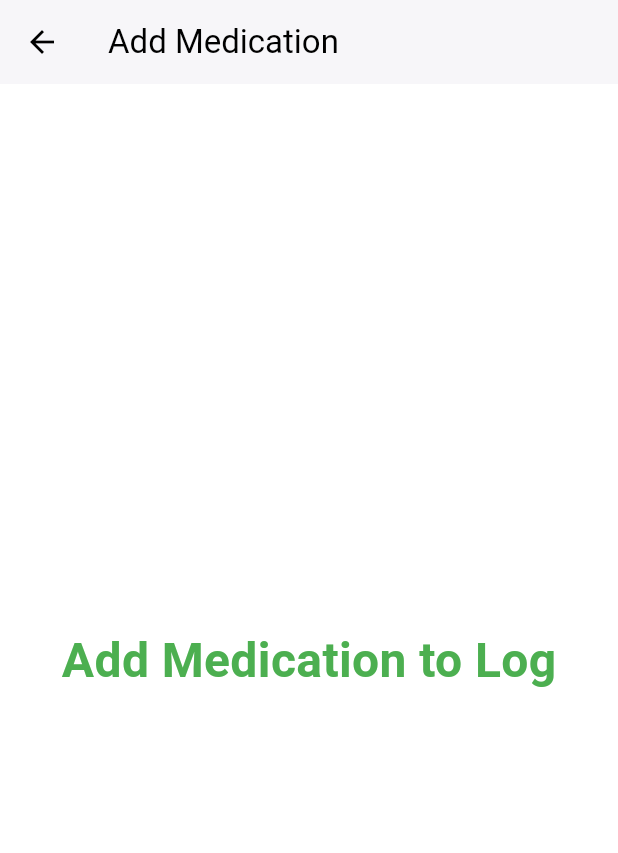
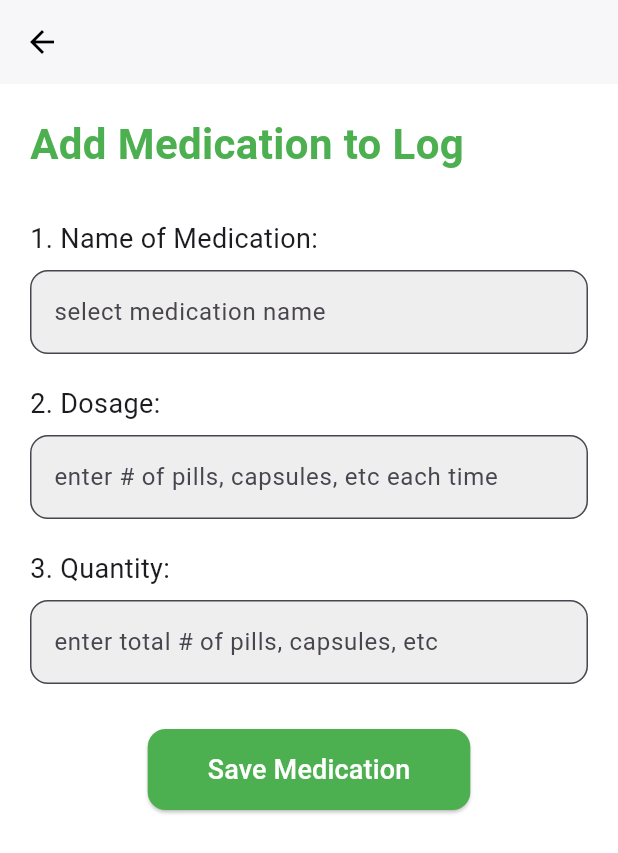
Before and after one commit to maureensanchez99/hci_final_prototye, a Flutter app: the AddMedicationPage screen opened directly, on a phone screen of 412 x 824 dp. Shown: the top 853 px of the screen. Run offline on Flutter 3.47's test engine with Material 3 defaults, Android fonts, the phone set to English and light mode, and no system bars; our stand-ins replace shared_preferences; accounts and stored records are empty; Roboto replaces fonts that are missing (Merienda).

Commit message:
users are able to add their medication to the log

```diff
--- a/lib/pages/addMeds.dart
+++ b/lib/pages/addMeds.dart
@@ -1,7 +1,56 @@
+import 'dart:convert';
 import 'package:flutter/material.dart';
+import 'package:shared_preferences/shared_preferences.dart';
 
-class AddMedicationPage extends StatelessWidget {
+class AddMedicationPage extends StatefulWidget {
   const AddMedicationPage({super.key});
+
+  @override
+  State<AddMedicationPage> createState() => _AddMedicationPageState();
+}
+
+class _AddMedicationPageState extends State<AddMedicationPage> {
+  final TextEditingController _nameController = TextEditingController();
+  final TextEditingController _dosageController = TextEditingController();
+  final TextEditingController _quantityController = TextEditingController();
+
+  Future<void> _saveMedication() async {
+    if (_nameController.text.isEmpty ||
+        _dosageController.text.isEmpty ||
+        _quantityController.text.isEmpty) {
+      ScaffoldMessenger.of(context).showSnackBar(
+        const SnackBar(content: Text("Please fill all fields")),
+      );
+      return;
+    }
+
+    final prefs = await SharedPreferences.getInstance();
+    final String? medsString = prefs.getString('medications');
+
+    List<Map<String, String>> medications = [];
+    if (medsString != null) {
+      final List decoded = jsonDecode(medsString);
+      medications = decoded.cast<Map<String, String>>();
+    }
+
+    // Add new medication
+    medications.add({
+      'name': _nameController.text,
+      'dosage': _dosageController.text,
+      'quantity': _quantityController.text,
+    });
+
+    await prefs.setString('medications', jsonEncode(medications));
+
+    ScaffoldMessenger.of(context).showSnackBar(
+      const SnackBar(content: Text("Medication saved")),
+    );
+
+    // Clear fields
+    _nameController.clear();
+    _dosageController.clear();
+    _quantityController.clear();
+  }
 
   @override
   Widget build(BuildContext context) {
@@ -9,29 +58,102 @@ class AddMedicationPage extends StatelessWidget {
       backgroundColor: Colors.white,
 
       appBar: AppBar(
-        title: const Text(
-          "Add Medication",
-          style: TextStyle(
-            fontFamily: 'Merienda',
-            fontSize: 22,
-            color: Colors.black,
-          ),
-        ),
         backgroundColor: Colors.white,
         elevation: 1,
-        iconTheme: const IconThemeData(
-          color: Colors.black,
-        ),
+        iconTheme: const IconThemeData(color: Colors.black),
       ),
 
-      body: const Center(
-        child: Text(
-          "Add Medication to Log",
-          style: TextStyle(
-            fontFamily: 'Merienda',
-            fontSize: 32,
-            fontWeight: FontWeight.bold,
-            color: Colors.green,
+      body: Padding(
+        padding: const EdgeInsets.all(20),
+        child: SingleChildScrollView(
+          child: Column(
+            crossAxisAlignment: CrossAxisAlignment.start,
+            children: [
+              const Text(
+                "Add Medication to Log",
+                style: TextStyle(
+                  fontFamily: 'Merienda',
+                  fontSize: 28,
+                  fontWeight: FontWeight.bold,
+                  color: Colors.green,
+                ),
+              ),
+
+              const SizedBox(height: 30),
+
+              const Text("1. Name of Medication:",
+                  style: TextStyle(fontSize: 18, fontFamily: 'Merienda')),
+              const SizedBox(height: 8),
+              TextField(
+                controller: _nameController,
+                decoration: InputDecoration(
+                  hintText: "select medication name",
+                  filled: true,
+                  fillColor: Colors.grey[200],
+                  border: OutlineInputBorder(
+                    borderRadius: BorderRadius.circular(12),
+                  ),
+                ),
+              ),
+
+              const SizedBox(height: 20),
+
+              const Text("2. Dosage:",
+                  style: TextStyle(fontSize: 18, fontFamily: 'Merienda')),
+              const SizedBox(height: 8),
+              TextField(
+                controller: _dosageController,
+                keyboardType: TextInputType.number,
+                decoration: InputDecoration(
+                  hintText: "enter # of pills, capsules, etc each time",
+                  filled: true,
+                  fillColor: Colors.grey[200],
+                  border: OutlineInputBorder(
+                    borderRadius: BorderRadius.circular(12),
+                  ),
+                ),
+              ),
+
+              const SizedBox(height: 20),
+
+              const Text("3. Quantity:",
+                  style: TextStyle(fontSize: 18, fontFamily: 'Merienda')),
+              const SizedBox(height: 8),
+              TextField(
+                controller: _quantityController,
+                keyboardType: TextInputType.number,
+                decoration: InputDecoration(
+                  hintText: "enter total # of pills, capsules, etc",
+                  filled: true,
+                  fillColor: Colors.grey[200],
+                  border: OutlineInputBorder(
+                    borderRadius: BorderRadius.circular(12),
+                  ),
+                ),
+              ),
+
+              const SizedBox(height: 30),
+
+              Center(
+                child: ElevatedButton(
+                  onPressed: _saveMedication,
+                  style: ElevatedButton.styleFrom(
+                    backgroundColor: Colors.green,
+                    padding: const EdgeInsets.symmetric(
+                        horizontal: 40, vertical: 14),
+                    shape: RoundedRectangleBorder(
+                        borderRadius: BorderRadius.circular(12)),
+                  ),
+                  child: const Text(
+                    "Save Medication",
+                    style: TextStyle(
+                        fontSize: 18,
+                        fontFamily: "Merienda",
+                        color: Colors.white),
+                  ),
+                ),
+              ),
+            ],
           ),
         ),
       ),
```
